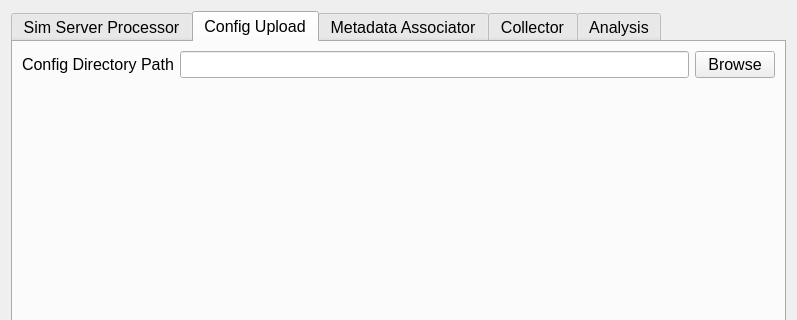
First picture: the form in gui/pva_workflow_setup.ui, repository AdvancedPhotonSource/DashPVA, before the edit; both pictures show x 0 to 797 and y 0 to 320 of the 797 by 797 pixel window.
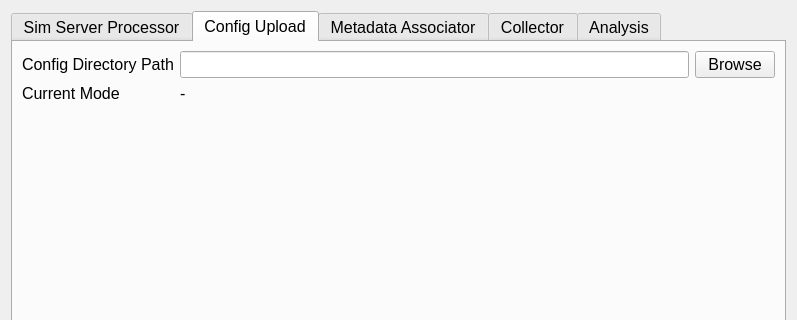
Second picture: the form after the edit.

Commit message: fix: slice extract method add: label to show mode in config tab in setup workflow

The edit to the form file:
```diff
--- a/gui/pva_workflow_setup.ui
+++ b/gui/pva_workflow_setup.ui
@@ -292,6 +292,20 @@
            </item>
           </layout>
          </item>
+         <item row="1" column="0">
+          <widget class="QLabel" name="labelCurrentModeTitle">
+           <property name="text">
+            <string>Current Mode</string>
+           </property>
+          </widget>
+         </item>
+         <item row="1" column="1">
+          <widget class="QLabel" name="labelCurrentModeValue">
+           <property name="text">
+            <string>-</string>
+           </property>
+          </widget>
+         </item>
         </layout>
        </item>
       </layout>
```
Left out of the diff: 2 changed lines with no effect on the pictures. The commit also changes 4 other files.
